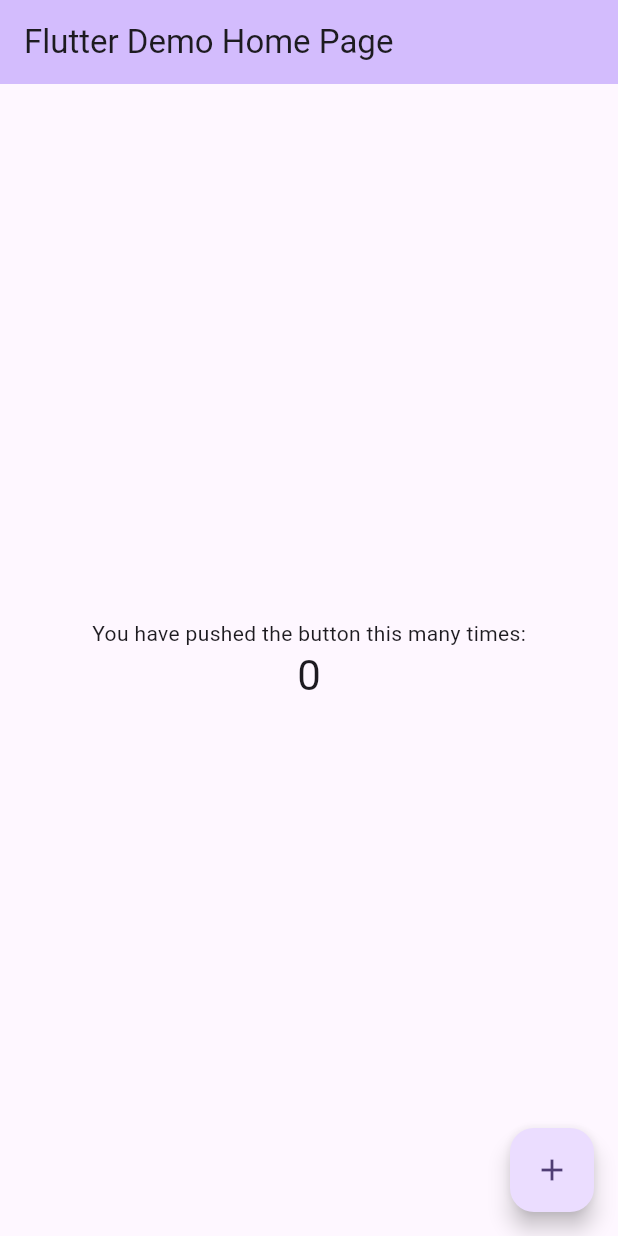
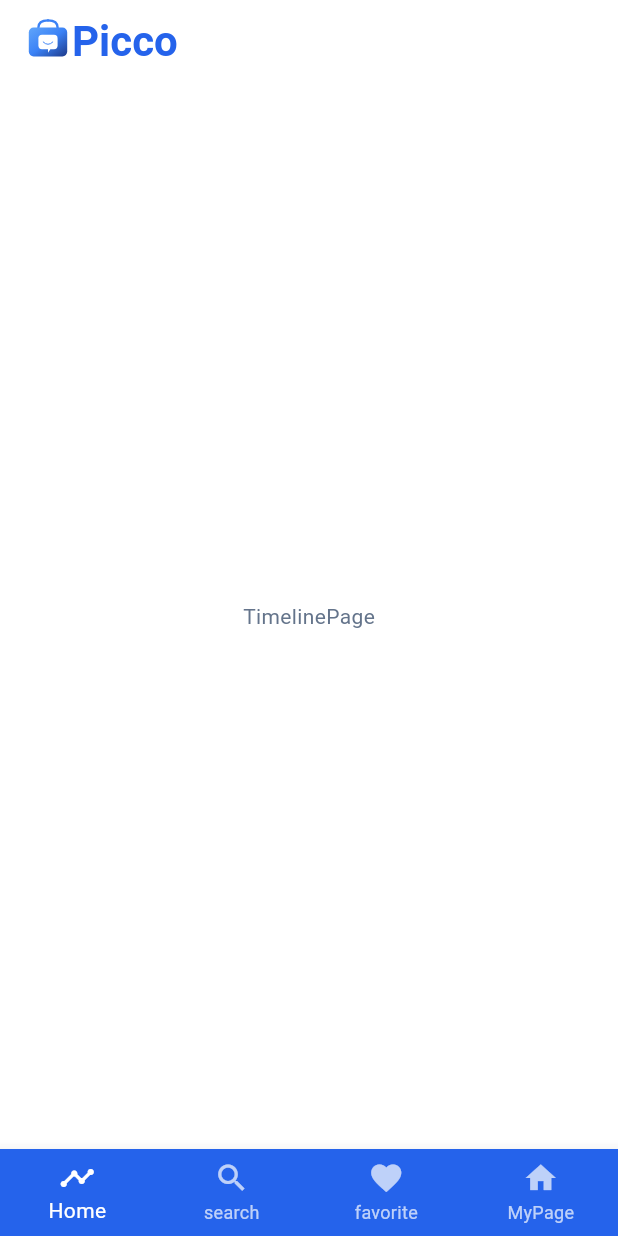
Before and after one commit to gon-papa/picco, a Flutter app: the screen it shows after launch, on a phone screen of 412 x 824 dp. Run offline on Flutter 3.47's test engine with Material 3 defaults, Android fonts, the phone set to English and light mode, and no system bars; our stand-ins replace flutter_riverpod, flutter_svg, go_router, vector_graphics.

Commit message:
基本ページの遷移作成

```diff
--- a/lib/main.dart
+++ b/lib/main.dart
@@ -1,122 +1,22 @@
 import 'package:flutter/material.dart';
+import 'package:flutter_riverpod/flutter_riverpod.dart';
+import 'package:picco/routes/route.dart';
+import 'package:picco/thema.dart';
 
 void main() {
-  runApp(const MyApp());
+  runApp(ProviderScope(child: const MyApp()));
 }
 
-class MyApp extends StatelessWidget {
+class MyApp extends ConsumerWidget {
   const MyApp({super.key});
 
-  // This widget is the root of your application.
   @override
-  Widget build(BuildContext context) {
-    return MaterialApp(
+  Widget build(BuildContext context, WidgetRef ref) {
+    final router = ref.watch(goRouteProvider);
+    return MaterialApp.router(
       title: 'Flutter Demo',
-      theme: ThemeData(
-        // This is the theme of your application.
-        //
-        // TRY THIS: Try running your application with "flutter run". You'll see
-        // the application has a purple toolbar. Then, without quitting the app,
-        // try changing the seedColor in the colorScheme below to Colors.green
-        // and then invoke "hot reload" (save your changes or press the "hot
-        // reload" button in a Flutter-supported IDE, or press "r" if you used
-        // the command line to start the app).
-        //
-        // Notice that the counter didn't reset back to zero; the application
-        // state is not lost during the reload. To reset the state, use hot
-        // restart instead.
-        //
-        // This works for code too, not just values: Most code changes can be
-        // tested with just a hot reload.
-        colorScheme: ColorScheme.fromSeed(seedColor: Colors.deepPurple),
-      ),
-      home: const MyHomePage(title: 'Flutter Demo Home Page'),
+      theme: AppTheme.light,
+      routerConfig: router,
     );
   }
 }
-
-class MyHomePage extends StatefulWidget {
-  const MyHomePage({super.key, required this.title});
-
-  // This widget is the home page of your application. It is stateful, meaning
-  // that it has a State object (defined below) that contains fields that affect
-  // how it looks.
-
-  // This class is the configuration for the state. It holds the values (in this
-  // case the title) provided by the parent (in this case the App widget) and
-  // used by the build method of the State. Fields in a Widget subclass are
-  // always marked "final".
-
-  final String title;
-
-  @override
-  State<MyHomePage> createState() => _MyHomePageState();
-}
-
-class _MyHomePageState extends State<MyHomePage> {
-  int _counter = 0;
-
-  void _incrementCounter() {
-    setState(() {
-      // This call to setState tells the Flutter framework that something has
-      // changed in this State, which causes it to rerun the build method below
-      // so that the display can reflect the updated values. If we changed
-      // _counter without calling setState(), then the build method would not be
-      // called again, and so nothing would appear to happen.
-      _counter++;
-    });
-  }
-
-  @override
-  Widget build(BuildContext context) {
-    // This method is rerun every time setState is called, for instance as done
-    // by the _incrementCounter method above.
-    //
-    // The Flutter framework has been optimized to make rerunning build methods
-    // fast, so that you can just rebuild anything that needs updating rather
-    // than having to individually change instances of widgets.
-    return Scaffold(
-      appBar: AppBar(
-        // TRY THIS: Try changing the color here to a specific color (to
-        // Colors.amber, perhaps?) and trigger a hot reload to see the AppBar
-        // change color while the other colors stay the same.
-        backgroundColor: Theme.of(context).colorScheme.inversePrimary,
-        // Here we take the value from the MyHomePage object that was created by
-        // the App.build method, and use it to set our appbar title.
-        title: Text(widget.title),
-      ),
-      body: Center(
-        // Center is a layout widget. It takes a single child and positions it
-        // in the middle of the parent.
-        child: Column(
-          // Column is also a layout widget. It takes a list of children and
-          // arranges them vertically. By default, it sizes itself to fit its
-          // children horizontally, and tries to be as tall as its parent.
-          //
-          // Column has various properties to control how it sizes itself and
-          // how it positions its children. Here we use mainAxisAlignment to
-          // center the children vertically; the main axis here is the vertical
-          // axis because Columns are vertical (the cross axis would be
-          // horizontal).
-          //
-          // TRY THIS: Invoke "debug painting" (choose the "Toggle Debug Paint"
-          // action in the IDE, or press "p" in the console), to see the
-          // wireframe for each widget.
-          mainAxisAlignment: MainAxisAlignment.center,
-          children: <Widget>[
-            const Text('You have pushed the button this many times:'),
-            Text(
-              '$_counter',
-              style: Theme.of(context).textTheme.headlineMedium,
-            ),
-          ],
-        ),
-      ),
-      floatingActionButton: FloatingActionButton(
-        onPressed: _incrementCounter,
-        tooltip: 'Increment',
-        child: const Icon(Icons.add),
-      ), // This trailing comma makes auto-formatting nicer for build methods.
-    );
-  }
-}
--- /dev/null
+++ b/lib/main/main_scaffold.dart
@@ -0,0 +1,72 @@
+import 'package:flutter/material.dart';
+import 'package:flutter_riverpod/flutter_riverpod.dart';
+import 'package:picco/gen/assets.gen.dart';
+import 'package:picco/main/mypage/page.dart';
+import 'package:picco/main/timeline/page.dart';
+
+class MainScreen extends ConsumerWidget {
+  const MainScreen({super.key});
+
+  static const List<Widget> _pages = [TimelinePage(), MyPage()];
+
+  @override
+  Widget build(BuildContext context, WidgetRef ref) {
+    final currentIndex = ref.watch(currentIndexProvider);
+    return MainScaffold(
+      currentIndex: currentIndex,
+      onTap: (index) => ref.read(currentIndexProvider.notifier).state = index,
+      body: _pages[currentIndex],
+    );
+  }
+}
+
+class MainScaffold extends StatelessWidget {
+  final int currentIndex;
+  final ValueChanged<int> onTap;
+  final Widget body;
+
+  const MainScaffold({
+    super.key,
+    required this.currentIndex,
+    required this.onTap,
+    required this.body,
+  });
+
+  static const List<BottomNavigationBarItem> _items = [
+    BottomNavigationBarItem(icon: Icon(Icons.timeline), label: 'Home'),
+    BottomNavigationBarItem(icon: Icon(Icons.search), label: 'search'),
+    BottomNavigationBarItem(icon: Icon(Icons.favorite), label: 'favorite'),
+    BottomNavigationBarItem(icon: Icon(Icons.home), label: 'MyPage'),
+  ];
+
+  @override
+  Widget build(BuildContext context) {
+    final theme = Theme.of(context).colorScheme;
+    return Scaffold(
+      appBar: AppBar(
+        title: Row(
+          mainAxisSize: MainAxisSize.min,
+          children: [
+            Assets.logo.logo.svg(width: 32, height: 32),
+            Text(
+              'Picco',
+              style: TextStyle(
+                color: theme.primary,
+                fontWeight: FontWeight.bold,
+                fontSize: 28,
+              ),
+            ),
+          ],
+        ),
+      ),
+      body: body,
+      bottomNavigationBar: BottomNavigationBar(
+        items: _items,
+        currentIndex: currentIndex,
+        onTap: onTap,
+      ),
+    );
+  }
+}
+
+final currentIndexProvider = StateProvider<int>((ref) => 0);
--- /dev/null
+++ b/lib/main/mypage/page.dart
@@ -0,0 +1,10 @@
+import 'package:flutter/widgets.dart';
+import 'package:flutter_riverpod/flutter_riverpod.dart';
+
+class MyPage extends ConsumerWidget {
+  const MyPage({super.key});
+  @override
+  Widget build(BuildContext context, WidgetRef ref) {
+    return Center(child: Text('MyPage'));
+  }
+}
--- /dev/null
+++ b/lib/main/timeline/page.dart
@@ -0,0 +1,11 @@
+import 'package:flutter/material.dart';
+import 'package:flutter_riverpod/flutter_riverpod.dart';
+
+class TimelinePage extends ConsumerWidget {
+  const TimelinePage({super.key});
+
+  @override
+  Widget build(BuildContext context, WidgetRef ref) {
+    return Center(child: Text('TimelinePage'));
+  }
+}
--- /dev/null
+++ b/lib/routes/route.dart
@@ -0,0 +1,69 @@
+import 'package:flutter_riverpod/flutter_riverpod.dart';
+import 'package:go_router/go_router.dart';
+import 'package:picco/main/favorite/page.dart';
+import 'package:picco/main/main_scaffold.dart';
+import 'package:picco/main/mypage/page.dart';
+import 'package:picco/main/search/page.dart';
+import 'package:picco/main/timeline/page.dart';
+
+// ルートパス一覧を定義
+const List<String> _locations = ['/home', '/search', '/favorite', '/mypage'];
+
+// パス→インデックス
+int _locationToIndex(String location) {
+  final idx = _locations.indexOf(location);
+  return idx >= 0 ? idx : 0;
+}
+
+// インデックス→パス
+String _indexToLocation(int index) {
+  return (index >= 0 && index < _locations.length)
+      ? _locations[index]
+      : _locations[0];
+}
+
+final goRouteProvider = Provider<GoRouter>((ref) {
+  return GoRouter(
+    initialLocation: _locations[0],
+    routes: [
+      ShellRoute(
+        builder: (context, state, child) {
+          final currentIndex = _locationToIndex(state.uri.toString());
+          return MainScaffold(
+            currentIndex: currentIndex,
+            onTap: (index) => context.go(_indexToLocation(index)),
+            body: child,
+          );
+        },
+        routes: [
+          GoRoute(
+            path: _locations[0],
+            name: 'home',
+            pageBuilder:
+                (context, state) =>
+                    NoTransitionPage(child: const TimelinePage()),
+          ),
+          GoRoute(
+            path: _locations[1],
+            name: 'search',
+            pageBuilder:
+                (context, state) => NoTransitionPage(child: const SearchPage()),
+          ),
+          GoRoute(
+            path: _locations[2],
+            name: 'favorite',
+            pageBuilder:
+                (context, state) =>
+                    NoTransitionPage(child: const FavoritePage()),
+          ),
+          GoRoute(
+            path: _locations[3],
+            name: 'mypage',
+            pageBuilder:
+                (context, state) => NoTransitionPage(child: const MyPage()),
+          ),
+        ],
+      ),
+    ],
+  );
+});
--- /dev/null
+++ b/lib/thema.dart
@@ -0,0 +1,82 @@
+// カスタムカラーパレット
+import 'package:flutter/material.dart';
+
+class AppColors {
+  static const int _bluePrimaryValue = 0xFF2563EB;
+  static const MaterialColor blue =
+      MaterialColor(_bluePrimaryValue, <int, Color>{
+        50: Color(0xFFEFF6FF),
+        100: Color(0xFFDBEAFE),
+        200: Color(0xFFBFDBFE),
+        300: Color(0xFF93C5FD),
+        400: Color(0xFF60A5FA),
+        500: Color(_bluePrimaryValue),
+        600: Color(0xFF2563EB),
+        700: Color(0xFF1D4ED8),
+        800: Color(0xFF1E40AF),
+        900: Color(0xFF1E3A8A),
+      });
+
+  static const int _navyPrimaryValue = 0xFF0284C7;
+  static const MaterialColor navy =
+      MaterialColor(_navyPrimaryValue, <int, Color>{
+        50: Color(0xFFE0F2FE),
+        100: Color(0xFFBAE6FD),
+        200: Color(0xFF7DD3FC),
+        300: Color(0xFF38BDF8),
+        400: Color(0xFF0EA5E9),
+        500: Color(_navyPrimaryValue),
+        600: Color(0xFF0369A1),
+        700: Color(0xFF075985),
+        800: Color(0xFF0C4A6E),
+        900: Color(0xFF082F49),
+      });
+
+  static const Color steelLight = Color(0xFFF1F5F9);
+  static const Color steel = Color(0xFF475569);
+  static const Color steelDark = Color(0xFF0F172A);
+
+  static const Color azureLight = Color(0xFFE0F7FF);
+  static const Color azure = Color(0xFF38BDF8);
+  static const Color azureDark = Color(0xFF0369A1);
+
+  static const Color slateLight = Color(0xFFF8FAFC);
+  static const Color slate = Color(0xFF64748B);
+  static const Color slateDark = Color(0xFF1E293B);
+}
+
+// テーマ設定
+class AppTheme {
+  static ThemeData get light {
+    final cs = ColorScheme.light(
+      primary: AppColors.blue,
+      onPrimary: Colors.white,
+      secondary: AppColors.navy,
+      onSecondary: Colors.white,
+      surface: Colors.white,
+      onSurface: AppColors.slate,
+      error: Color(0xFFF87171), // destructive系の色に合わせる
+      onError: Colors.white,
+    );
+    return ThemeData(
+      colorScheme: cs,
+      // primarySwatch を削除し、colorScheme を優先
+      scaffoldBackgroundColor: cs.surface,
+      appBarTheme: AppBarTheme(
+        backgroundColor: cs.surface,
+        foregroundColor: cs.surface,
+      ),
+      bottomNavigationBarTheme: BottomNavigationBarThemeData(
+        backgroundColor: cs.primary,
+        selectedItemColor: cs.onPrimary,
+        unselectedItemColor: cs.onPrimary.withValues(alpha: 0.7),
+        type: BottomNavigationBarType.fixed,
+      ),
+      cardTheme: CardTheme(
+        color: AppColors.azureLight,
+        shadowColor: AppColors.azureDark,
+        shape: RoundedRectangleBorder(borderRadius: BorderRadius.circular(8)),
+      ),
+    );
+  }
+}
```
Also changed, not shown: lib/gen/assets.gen.dart (added, +104 -0 lines), lib/main/favorite/page.dart (added, +10 -0 lines), lib/main/search/page.dart (added, +10 -0 lines), 2 other files.
